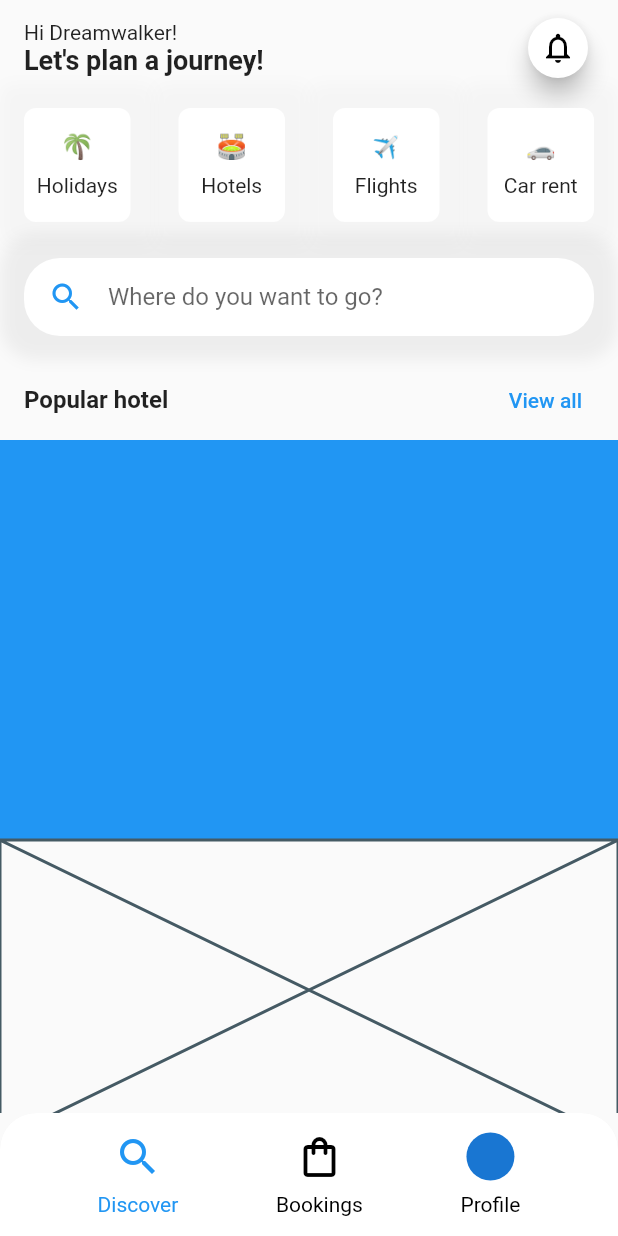
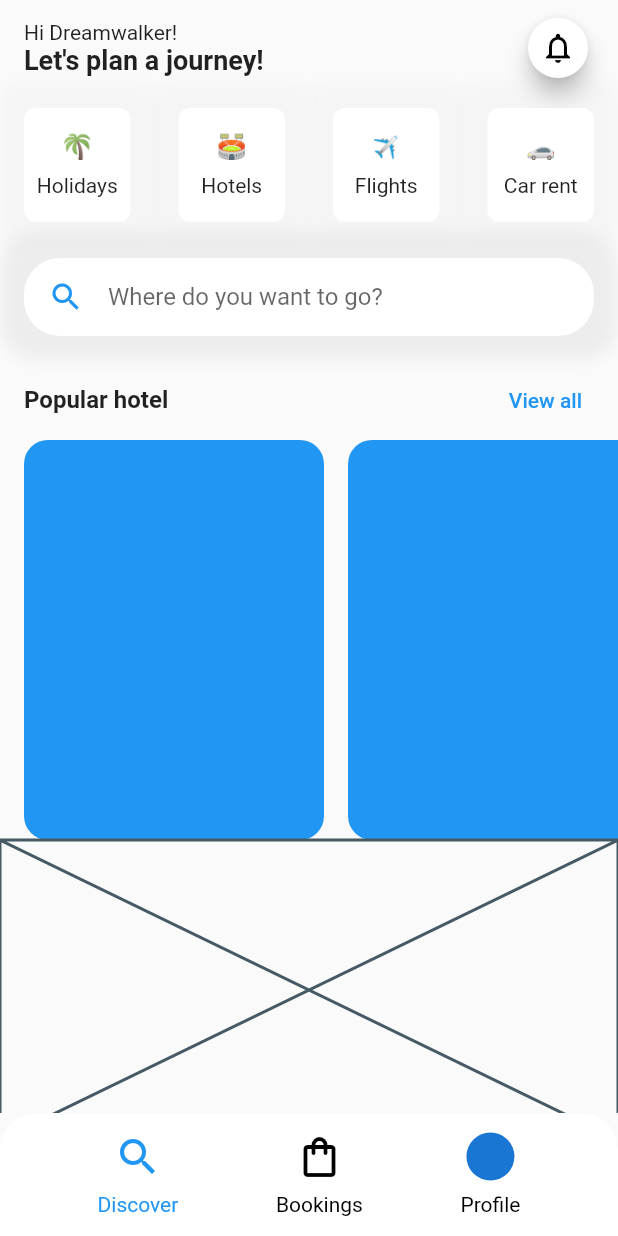
Before and after one commit to JAICHANGPARK/flutter_notebook_12th_story, a Flutter app: the TravelHomePage screen opened directly, on a phone screen of 412 x 824 dp. Run offline on Flutter 3.47's test engine with Material 2 defaults, Android fonts, the phone set to English and light mode, and no system bars; our stand-ins replace badges, bubble_tab_indicator, fl_chart, get, google_fonts, line_icons and 2 more; missing offline and left inert: bezier_chart, chart_sparkline, kenburns, xlive_switch; network calls fail.

Commit message:
Update travel_home_page.dart

```diff
--- a/lib/ep796_travel_app/ui/travel_home_page.dart
+++ b/lib/ep796_travel_app/ui/travel_home_page.dart
@@ -222,16 +222,21 @@ class _TravelHomePageState extends State<TravelHomePage> {
                       flex: 2,
                     ),
                     Expanded(
+                      child: Padding(
+                        padding: const EdgeInsets.only(left: 16),
                         child: ListView.builder(
                             scrollDirection: Axis.horizontal,
                             itemBuilder: (context, index) {
                               return Container(
-                              width: 240,
+                                margin: EdgeInsets.only(right: 16),
+                                width: 200,
                                 decoration: BoxDecoration(
-                                color: Colors.blue
+                                  color: Colors.blue,
+                                  borderRadius: BorderRadius.circular(16),
                                 ),
                               );
                             }),
+                      ),
                       flex: 10,
                     ),
                   ],
```
Lines whose indentation alone changed are shown as unchanged.
